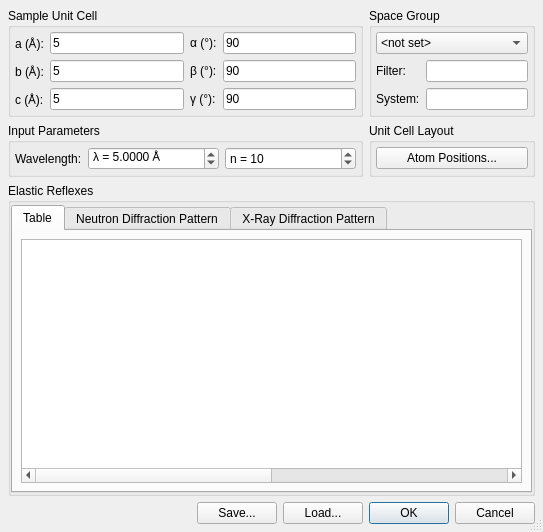
The window that ui/powder.ui (tweber-ill/frm_mirror-takin1) describes before a commit, drawn with Qt 5.
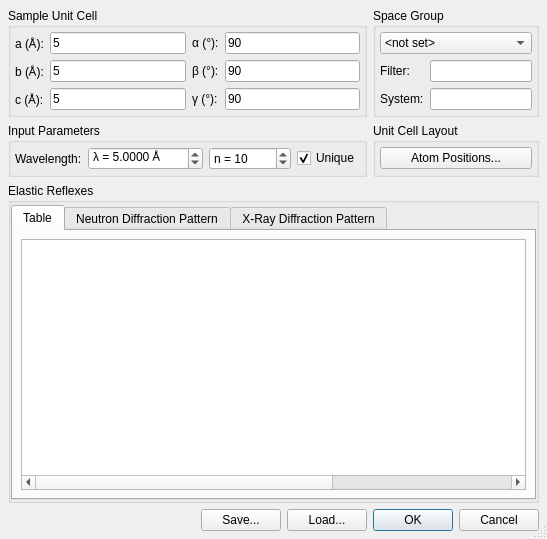
The same window after the commit. Custom widgets are drawn as their Qt base class.

Commit message: corrected powder calculation

Patch:
```diff
--- a/ui/powder.ui
+++ b/ui/powder.ui
@@ -6,8 +6,8 @@
    <rect>
     <x>0</x>
     <y>0</y>
-    <width>543</width>
-    <height>532</height>
+    <width>547</width>
+    <height>539</height>
    </rect>
   </property>
   <property name="windowTitle">
@@ -219,6 +219,9 @@
      <property name="title">
       <string>Elastic Reflexes</string>
      </property>
+     <property name="checkable">
+      <bool>false</bool>
+     </property>
      <layout class="QGridLayout" name="gridLayout_2">
       <property name="leftMargin">
        <number>0</number>
@@ -414,6 +417,22 @@
         </property>
        </widget>
       </item>
+      <item row="0" column="4">
+       <widget class="QCheckBox" name="checkUniquePeaks">
+        <property name="sizePolicy">
+         <sizepolicy hsizetype="Minimum" vsizetype="Fixed">
+          <horstretch>0</horstretch>
+          <verstretch>0</verstretch>
+         </sizepolicy>
+        </property>
+        <property name="text">
+         <string>Unique</string>
+        </property>
+        <property name="checked">
+         <bool>true</bool>
+        </property>
+       </widget>
+      </item>
      </layout>
     </widget>
    </item>
```
Left out of the diff: 3 changed lines with no effect on the pictures. The commit also changes 1 other file.
